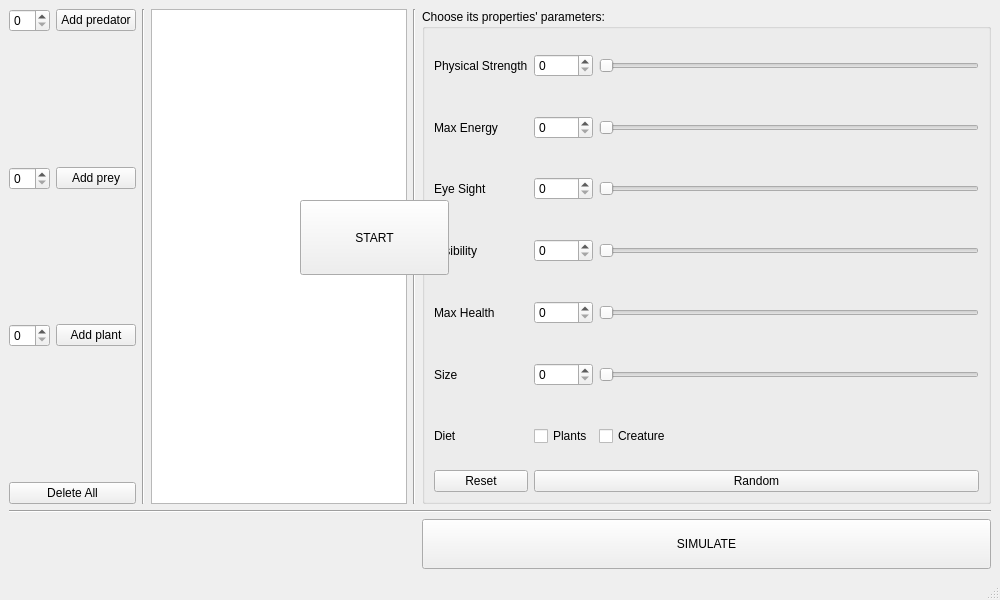
The window that Evolution_1/mainwindow.ui (Natali124/Evolution-Simulator) describes before a commit, drawn with Qt 5.
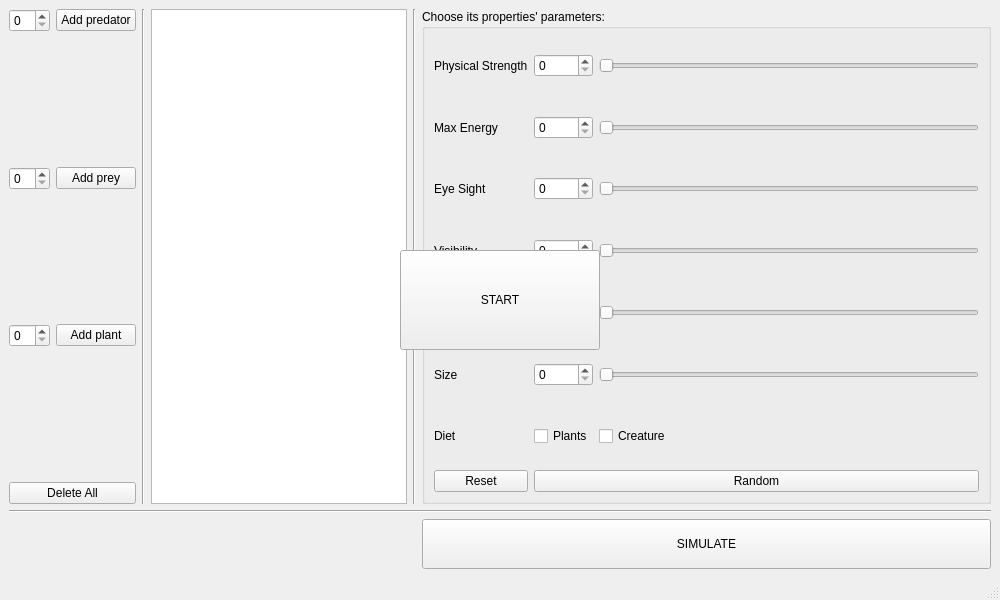
The same window after the commit.

Commit message: trying to make merge work pt 2

```diff
--- a/Evolution_1/mainwindow.ui
+++ b/Evolution_1/mainwindow.ui
@@ -118,7 +118,7 @@
          <item row="7" column="2">
           <widget class="QSlider" name="visibility_s">
            <property name="sizePolicy">
-            <sizepolicy hsizetype="MinimumExpanding" vsizetype="Expanding">
+            <sizepolicy hsizetype="Expanding" vsizetype="Expanding">
              <horstretch>0</horstretch>
              <verstretch>0</verstretch>
             </sizepolicy>
@@ -212,7 +212,7 @@
          <item row="11" column="2">
           <widget class="QSlider" name="size_s">
            <property name="sizePolicy">
-            <sizepolicy hsizetype="MinimumExpanding" vsizetype="Expanding">
+            <sizepolicy hsizetype="Expanding" vsizetype="Expanding">
              <horstretch>0</horstretch>
              <verstretch>0</verstretch>
             </sizepolicy>
@@ -335,7 +335,7 @@
          <item row="9" column="2">
           <widget class="QSlider" name="max_health_s">
            <property name="sizePolicy">
-            <sizepolicy hsizetype="MinimumExpanding" vsizetype="Expanding">
+            <sizepolicy hsizetype="Expanding" vsizetype="Expanding">
              <horstretch>0</horstretch>
              <verstretch>0</verstretch>
             </sizepolicy>
@@ -526,12 +526,18 @@
    <widget class="QPushButton" name="startBut">
     <property name="geometry">
      <rect>
-      <x>300</x>
-      <y>200</y>
-      <width>149</width>
-      <height>75</height>
+      <x>400</x>
+      <y>250</y>
+      <width>200</width>
+      <height>100</height>
      </rect>
     </property>
+    <property name="sizePolicy">
+     <sizepolicy hsizetype="Minimum" vsizetype="Minimum">
+      <horstretch>0</horstretch>
+      <verstretch>0</verstretch>
+     </sizepolicy>
+    </property>
     <property name="text">
      <string>START</string>
     </property>
```
Left out of the diff: 4 changed lines with no effect on the pictures.
